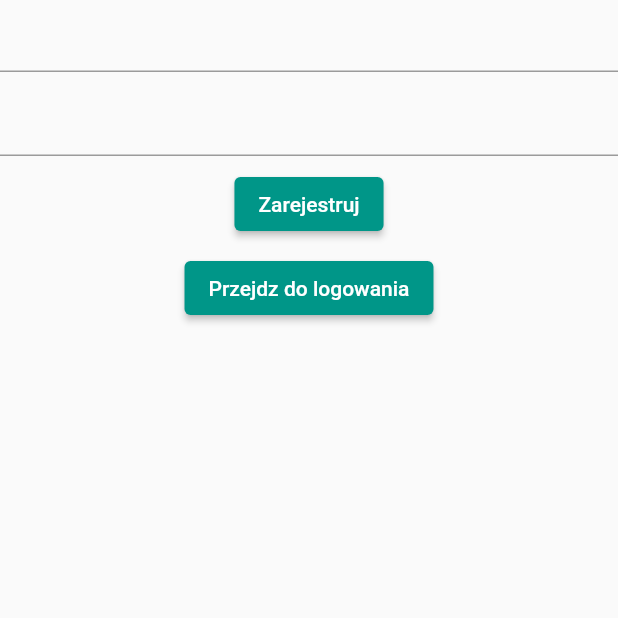
After one commit to Majkel14xd/Aplikacje_Mobilne-Projekt_Lidwa_Maciejski_Kurek, a Flutter app: the screen it shows after launch, after a tap on "Zaloguj", after a tap on "Przejdz do rejestracji", on a phone screen of 412 x 824 dp, the top half of it. The commit adds this screen. Run offline on Flutter 3.47's test engine with Material 2 defaults, Android fonts, the phone set to English and light mode, and no system bars; our stand-ins replace camera, dropdown_button2, file_picker, firebase_auth, firebase_core, image_gallery_saver; missing offline and left inert: qr_code_scanner; accounts and stored records are empty.

Commit message:
Podpięcie firebase oraz utworzenie systemu logowania

```diff
--- /dev/null
+++ b/moduleprojekt/lib/Autoryzacja/Autoryzacja.dart
@@ -0,0 +1,47 @@
+import 'package:moduleprojekt/modele/uzytkownik.dart';
+import 'package:firebase_auth/firebase_auth.dart';
+
+class Autoryzacja {
+  final FirebaseAuth _auth = FirebaseAuth.instance;
+
+  Uzytkownik? _userFromFirebaseUser(User? U) {
+    return U != null ? Uzytkownik(uid: U.uid) : null;
+  }
+
+  Stream <Uzytkownik?> get u {
+    return _auth.authStateChanges().map((event,) {
+      return _userFromFirebaseUser(event);
+    });
+  }
+  Future logowanieHasloEmail(String emailAddress,String password) async{
+    try{
+      return await _auth.signInWithEmailAndPassword(
+          email: emailAddress,
+          password: password
+      );
+    }catch(e){
+      print(e.toString());
+      return null;
+    }
+  }
+  Future rejestracjaHasloEmail(String emailAddress,String password) async{
+    try{
+      return await _auth.createUserWithEmailAndPassword(
+        email: emailAddress,
+        password: password,
+      );
+    }catch(e){
+      print(e.toString());
+      return null;
+    }
+  }
+  // sign out
+  Future signOut() async{
+    try{
+      return await _auth.signOut();
+    }catch(e){
+
+    }
+  }
+
+}
--- /dev/null
+++ b/moduleprojekt/lib/Autoryzacja/Identyfikacja.dart
@@ -0,0 +1,27 @@
+import 'package:flutter/material.dart';
+import 'package:moduleprojekt/Autoryzacja/Zarejestruj.dart';
+import 'package:moduleprojekt/Autoryzacja/logowanie.dart';
+import 'package:moduleprojekt/Autoryzacja/Zarejestruj.dart';
+
+class Identyfikacja extends StatefulWidget {
+  const Identyfikacja({Key? key}) : super(key: key);
+
+  @override
+  State<Identyfikacja> createState() => _IdentyfikacjaState();
+}
+
+class _IdentyfikacjaState extends State<Identyfikacja> {
+  bool zalogowany = true;
+  void tViev(){
+    setState(() => zalogowany = !zalogowany);
+  }
+
+  @override
+  Widget build(BuildContext context) {
+    if(zalogowany){
+      return logowaniePage(tViev: tViev);
+    }else{
+      return zarejestrujPage(tViev: tViev);
+    }
+  }
+}
--- /dev/null
+++ b/moduleprojekt/lib/Autoryzacja/SprawdzenieLogowania.dart
@@ -0,0 +1,20 @@
+import 'package:flutter/material.dart';
+import 'package:moduleprojekt/modele/uzytkownik.dart';
+import 'package:provider/provider.dart';
+import 'package:moduleprojekt/Autoryzacja/Identyfikacja.dart';
+import 'package:moduleprojekt/main.dart';
+
+class Sprawdzenie extends StatelessWidget {
+  const Sprawdzenie({Key? key}) : super(key: key);
+
+  @override
+  Widget build(BuildContext context) {
+    final user = Provider.of<Uzytkownik?>(context);
+    // return einther Home or Authenticate widget
+    if(user==null){
+      return Identyfikacja();
+    }else{
+      return MenuStart();
+    }
+  }
+}
--- /dev/null
+++ b/moduleprojekt/lib/Autoryzacja/Zarejestruj.dart
@@ -0,0 +1,87 @@
+import 'package:flutter/material.dart';
+import 'package:moduleprojekt/Autoryzacja/Autoryzacja.dart';
+
+class zarejestrujPage extends StatefulWidget {
+  final Function tViev;
+  zarejestrujPage({Key? key,required this.tViev}) : super(key: key);
+
+  @override
+  State<zarejestrujPage> createState() => _zarejestrujPageState();
+}
+
+class _zarejestrujPageState extends State<zarejestrujPage> {
+  final Autoryzacja _auth = Autoryzacja();
+  final _klucz = GlobalKey<FormState>();
+
+  String email='';
+  String password='';
+  String error='';
+
+  @override
+  Widget build(BuildContext context) {
+    return Scaffold(
+      body: Container(
+        child:Form(
+          key: _klucz,
+          child: Column(
+            children: <Widget>[
+              TextFormField(
+                validator: (value){
+                  if (value == null || value.isEmpty) {
+                    return 'Emaill pusty';
+                  }
+                  return null;
+                },
+                onChanged: (val){
+                  setState(() {
+                    email=val;
+                  });
+                },
+              ),
+              SizedBox(height: 8.0),
+              TextFormField(
+                obscureText: true,
+                validator: (value){
+                  if (value==null || value.length < 6) {
+                    return 'Błędne hasło';
+                  }
+                  return null;
+                },
+                onChanged: (val){
+                  setState(() {
+                    password=val;
+                  });
+                },
+              ),
+              SizedBox(height: 8.0),
+              ElevatedButton(
+                onPressed: () async{
+                  if(_klucz.currentState!.validate()){
+                    dynamic result= await _auth.rejestracjaHasloEmail(email, password);
+                    if(result == null){
+                      setState(() {
+                        error='Proszę podać poprawne dane';
+                      });
+                    }
+                  }
+                },
+                child: Text(
+                  'Zarejestruj',
+                ),
+              ),
+              SizedBox(height: 8.0),
+              ElevatedButton(
+                onPressed: () async{
+                  widget.tViev();
+                },
+                child: Text(
+                  'Przejdz do logowania',
+                ),
+              ),
+            ],
+          ),
+        ),
+      ),
+    );
+  }
+}
--- /dev/null
+++ b/moduleprojekt/lib/Autoryzacja/logowanie.dart
@@ -0,0 +1,88 @@
+import 'package:flutter/material.dart';
+import 'package:moduleprojekt/Autoryzacja/Autoryzacja.dart';
+
+class logowaniePage extends StatefulWidget {
+  final Function tViev;
+  logowaniePage({Key? key,required this.tViev}) : super(key: key);
+
+  @override
+  State<logowaniePage> createState() => _logowaniePageState();
+}
+
+class _logowaniePageState extends State<logowaniePage> {
+
+  final Autoryzacja _auth = Autoryzacja();
+  final _klucz = GlobalKey<FormState>();
+
+  String email='';
+  String password='';
+  String error='';
+
+  @override
+  Widget build(BuildContext context) {
+    return Scaffold(
+      body: Container(
+        child:Form(
+          key: _klucz,
+          child: Column(
+            children: <Widget>[
+              TextFormField(
+                validator: (value){
+                  if (value == null || value.isEmpty) {
+                    return 'Emaill pusty';
+                  }
+                  return null;
+                },
+                onChanged: (val){
+                  setState(() {
+                    email=val;
+                  });
+                },
+              ),
+              SizedBox(height: 8.0),
+              TextFormField(
+                obscureText: true,
+                validator: (value){
+                  if (value==null || value.length < 6) {
+                    return 'Błędne hasło';
+                  }
+                  return null;
+                },
+                onChanged: (val){
+                  setState(() {
+                    password=val;
+                  });
+                },
+              ),
+              SizedBox(height: 8.0),
+              ElevatedButton(
+                onPressed: () async{
+                  if(_klucz.currentState!.validate()){
+                    dynamic result= await _auth.logowanieHasloEmail(email, password);
+                    if(result == null){
+                      setState(() {
+                        error='Proszę podać poprawne dane';
+                      });
+                    }
+                  }
+                },
+                child: Text(
+                  'Zaloguj',
+                ),
+              ),
+              SizedBox(height: 8.0),
+              ElevatedButton(
+                onPressed: () async{
+                  widget.tViev();
+                },
+                child: Text(
+                  'Przejdz do rejestracji',
+                ),
+              ),
+        ],
+      ),
+      ),
+      ),
+    );
+  }
+}
--- a/moduleprojekt/lib/main.dart
+++ b/moduleprojekt/lib/main.dart
@@ -1,10 +1,24 @@
 import 'package:flutter/material.dart';
+import 'package:moduleprojekt/Autoryzacja/SprawdzenieLogowania.dart';
 import 'package:moduleprojekt/Pomoc/PomocPage.dart';
 import 'package:moduleprojekt/Settings/ustawienia.dart';
+import 'package:moduleprojekt/modele/uzytkownik.dart';
 import 'package:moduleprojekt/navigation.dart';
 import 'package:moduleprojekt/Skaner/SkanerPages.dart';
+import 'package:firebase_core/firebase_core.dart';
+import 'package:provider/provider.dart';
+import 'package:moduleprojekt/Autoryzacja/Autoryzacja.dart';
 
-void main() {
+void main() async{
+  WidgetsFlutterBinding.ensureInitialized();
+  await Firebase.initializeApp(
+    options: FirebaseOptions(
+      apiKey: "AIzaSyCSqrrd2-wx3yqGqrwDM6l2Ozd08kbG72I",
+      appId: "AIzaSyCSqrrd2-wx3yqGqrwDM6l2Ozd08kbG72I",
+      messagingSenderId: "AIzaSyCSqrrd2-wx3yqGqrwDM6l2Ozd08kbG72I",
+      projectId: "AIzaSyCSqrrd2-wx3yqGqrwDM6l2Ozd08kbG72I",
+    ),
+  );
   runApp(const MyApp());
 }
 
@@ -14,7 +28,10 @@ class MyApp extends StatelessWidget {
   // This widget is the root of your application.
   @override
   Widget build(BuildContext context) {
-    return MaterialApp(
+    return StreamProvider<Uzytkownik?>.value(
+      value: Autoryzacja().u,
+      initialData: null,
+      child: MaterialApp(
       title: 'Aplikacja biletowa',
       theme: ThemeData(
         // This is the theme of your application.
@@ -28,7 +45,8 @@ class MyApp extends StatelessWidget {
         // is not restarted.
         primarySwatch: Colors.teal,
       ),
-      home: MenuStart(),
+      home: Sprawdzenie(),
+      ),
     );
   }
 }
--- /dev/null
+++ b/moduleprojekt/lib/modele/uzytkownik.dart
@@ -0,0 +1,7 @@
+class Uzytkownik{
+  final String uid;
+
+  Uzytkownik({
+    required this.uid
+  });
+}
--- a/moduleprojekt/pubspec.yaml
+++ b/moduleprojekt/pubspec.yaml
@@ -38,6 +38,8 @@ dependencies:
   camera: ^0.10.0+5
   image_gallery_saver: ^1.7.1
   image_picker: ^0.8.6
+  firebase_auth: ^4.1.4
+  provider: ^6.0.4
   # The following adds the Cupertino Icons font to your application.
   # Use with the CupertinoIcons class for iOS style icons.
   cupertino_icons: ^1.0.2
```
Also changed, not shown: moduleprojekt/lib/navigation.dart (+15 -0 lines), moduleprojekt/pubspec.lock, 3 other files.
